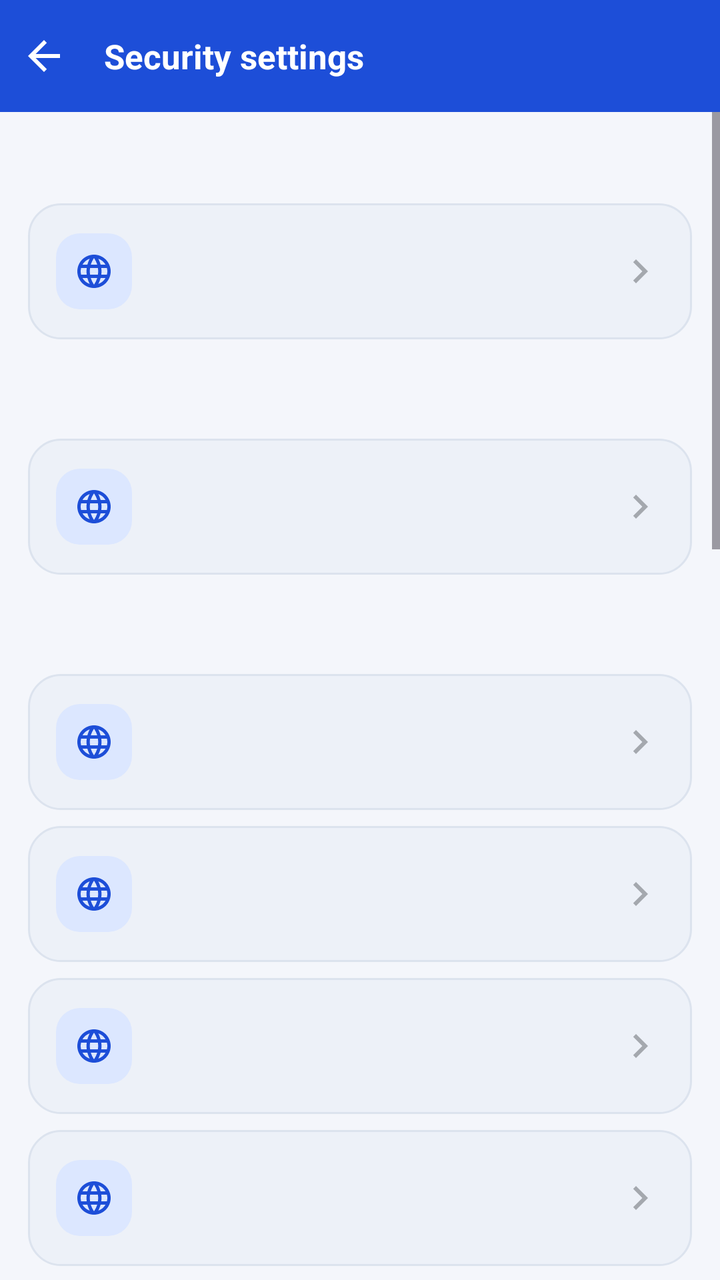
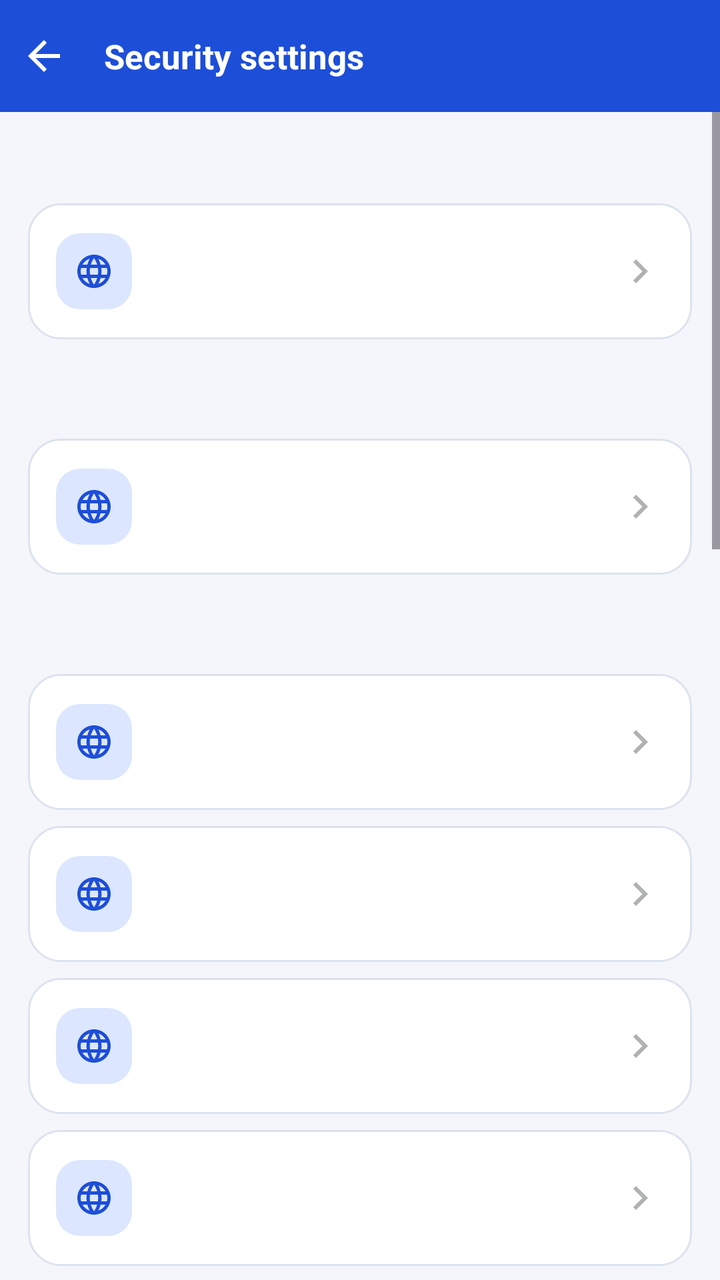

Before-and-after screenshots of an Android layout around one commit, followed by the original layout XML and the change that was made.
<!-- AndroidManifest.xml: application theme Theme.SecureBrowser -->
<!-- res/layout/activity_parental_settings.xml -->
<?xml version="1.0" encoding="utf-8"?>
<LinearLayout xmlns:android="http://schemas.android.com/apk/res/android"
    android:layout_width="match_parent"
    android:layout_height="match_parent"
    android:background="?android:attr/colorBackground"
    android:orientation="vertical">

    <LinearLayout
        android:layout_width="match_parent"
        android:layout_height="56dp"
        android:background="?attr/colorPrimary"
        android:gravity="center_vertical"
        android:orientation="horizontal">

        <ImageButton
            android:id="@+id/btnToolbarBack"
            android:layout_width="44dp"
            android:layout_height="44dp"
            android:background="?attr/selectableItemBackgroundBorderless"
            android:contentDescription="@string/cd_back"
            android:src="@drawable/ic_back"
            android:tint="@color/browserBarForeground" />

        <TextView
            android:layout_width="0dp"
            android:layout_height="wrap_content"
            android:layout_marginStart="8dp"
            android:layout_weight="1"
            android:ellipsize="end"
            android:maxLines="1"
            android:text="@string/parental_settings_title"
            android:textColor="@color/browserBarForeground"
            android:textSize="17sp"
            android:textStyle="bold" />
    </LinearLayout>

    <ScrollView
        android:layout_width="match_parent"
        android:layout_height="match_parent">

        <LinearLayout
            android:layout_width="match_parent"
            android:layout_height="wrap_content"
            android:orientation="vertical"
            android:paddingBottom="24dp">

            <include
                android:id="@+id/secPassword"
                layout="@layout/section_header" />

            <LinearLayout
                android:layout_width="match_parent"
                android:layout_height="wrap_content"
                android:orientation="vertical"
                android:paddingHorizontal="2dp">

                <include
                    android:id="@+id/cardChangePin"
                    layout="@layout/row_action_card" />
            </LinearLayout>

            <include
                android:id="@+id/secLock"
                layout="@layout/section_header" />

            <LinearLayout
                android:layout_width="match_parent"
                android:layout_height="wrap_content"
                android:orientation="vertical"
                android:paddingHorizontal="2dp">

                <include
                    android:id="@+id/cardLockTimeout"
                    layout="@layout/row_action_card" />
            </LinearLayout>

            <include
                android:id="@+id/secAdvanced"
                layout="@layout/section_header" />

            <LinearLayout
                android:layout_width="match_parent"
                android:layout_height="wrap_content"
                android:orientation="vertical"
                android:paddingHorizontal="2dp">

                <include
                    android:id="@+id/cardExternalApps"
                    layout="@layout/row_action_card" />

                <include
                    android:id="@+id/cardExternalConfirm"
                    layout="@layout/row_action_card" />

                <include
                    android:id="@+id/cardApkPolicy"
                    layout="@layout/row_action_card" />

                <include
                    android:id="@+id/cardArchivePolicy"
                    layout="@layout/row_action_card" />

                <include
                    android:id="@+id/cardUnknownPolicy"
                    layout="@layout/row_action_card" />

                <include
                    android:id="@+id/cardRestoreSession"
                    layout="@layout/row_action_card" />

                <include
                    android:id="@+id/cardMediaAutoplay"
                    layout="@layout/row_action_card" />

                <include
                    android:id="@+id/cardVideoPlayers"
                    layout="@layout/row_action_card" />

                <include
                    android:id="@+id/cardBiometric"
                    layout="@layout/row_action_card" />

                
                <include
                    android:id="@+id/cardLocalNetwork"
                    layout="@layout/row_action_card" />

                
                <include
                    android:id="@+id/cardBlockSearchEngine"
                    layout="@layout/row_action_card" />

                
                <include
                    android:id="@+id/cardAppUpdate"
                    layout="@layout/row_action_card" />
            </LinearLayout>

            <include
                android:id="@+id/secData"
                layout="@layout/section_header" />

            <LinearLayout
                android:layout_width="match_parent"
                android:layout_height="wrap_content"
                android:orientation="vertical"
                android:paddingHorizontal="2dp">

                
                <include
                    android:id="@+id/cardBackupExport"
                    layout="@layout/row_action_card" />

                <include
                    android:id="@+id/cardBackupImport"
                    layout="@layout/row_action_card" />

                <include
                    android:id="@+id/cardClearHistory"
                    layout="@layout/row_action_card" />

                <include
                    android:id="@+id/cardClearBlocked"
                    layout="@layout/row_action_card" />
            </LinearLayout>
        </LinearLayout>
    </ScrollView>
</LinearLayout>
<!-- res/layout/section_header.xml (included above) -->
<?xml version="1.0" encoding="utf-8"?>
<TextView xmlns:android="http://schemas.android.com/apk/res/android"
    android:id="@+id/sectionTitle"
    android:layout_width="match_parent"
    android:layout_height="wrap_content"
    android:paddingHorizontal="16dp"
    android:paddingTop="18dp"
    android:paddingBottom="6dp"
    android:textColor="?attr/colorPrimary"
    android:textSize="13sp"
    android:textStyle="bold" />
<!-- res/layout/row_action_card.xml (included above) -->
<?xml version="1.0" encoding="utf-8"?>
<LinearLayout xmlns:android="http://schemas.android.com/apk/res/android"
    android:layout_width="match_parent"
    android:layout_height="wrap_content"
    android:layout_marginHorizontal="12dp"
    android:layout_marginVertical="4dp"
    android:background="@drawable/bg_section_card"
    android:clickable="true"
    android:focusable="true"
    android:foreground="?attr/selectableItemBackground"
    android:gravity="center_vertical"
    android:minHeight="68dp"
    android:orientation="horizontal"
    android:paddingHorizontal="14dp"
    android:paddingVertical="12dp">

    
    <FrameLayout
        android:layout_width="38dp"
        android:layout_height="38dp"
        android:background="@drawable/bg_icon_badge">

        <ImageView
            android:id="@+id/cardIcon"
            android:layout_width="20dp"
            android:layout_height="20dp"
            android:layout_gravity="center"
            android:importantForAccessibility="no"
            android:src="@drawable/ic_globe"
            android:tint="?attr/colorPrimary" />
    </FrameLayout>

    
    <LinearLayout
        android:layout_width="0dp"
        android:layout_height="wrap_content"
        android:layout_marginStart="14dp"
        android:layout_weight="1"
        android:orientation="vertical">

        <TextView
            android:id="@+id/cardTitle"
            android:layout_width="match_parent"
            android:layout_height="wrap_content"
            android:ellipsize="end"
            android:maxLines="2"
            android:textColor="?attr/colorOnBackground"
            android:textSize="15sp"
            android:textStyle="bold" />

        <TextView
            android:id="@+id/cardValue"
            android:layout_width="match_parent"
            android:layout_height="wrap_content"
            android:layout_marginTop="2dp"
            android:alpha="0.68"
            android:ellipsize="end"
            android:maxLines="2"
            android:textColor="?attr/colorOnBackground"
            android:textSize="12sp" />
    </LinearLayout>

    
    <ImageView
        android:layout_width="24dp"
        android:layout_height="24dp"
        android:alpha="0.35"
        android:importantForAccessibility="no"
        android:src="@drawable/ic_chevron_forward"
        android:tint="?attr/colorOnBackground" />
</LinearLayout>
<!-- resources referenced by this layout -->
<resources>
  <color name="browserBarForeground">#FFFFFF</color>
  <!-- drawable bg_section_card (drawable) -->
  <?xml version="1.0" encoding="utf-8"?>
  <shape xmlns:android="http://schemas.android.com/apk/res/android"
      android:shape="rectangle">
      <corners android:radius="16dp" />
      <solid android:color="?attr/colorSurfaceVariant" />
      <stroke
          android:width="1dp"
          android:color="?attr/colorOutlineVariant" />
  </shape>
  <string name="cd_back">Back</string>
  <style name="Theme.SecureBrowser" parent="Theme.Material3.DayNight.NoActionBar">
          
          <item name="colorPrimary">@color/colorPrimary</item>
          <item name="colorOnPrimary">@color/colorOnPrimary</item>
          <item name="colorPrimaryContainer">@color/colorPrimaryContainer</item>
          <item name="colorOnPrimaryContainer">@color/colorOnPrimaryContainer</item>
          <item name="colorSecondary">@color/colorSecondary</item>
          <item name="colorOnSecondary">@color/colorOnSecondary</item>
          <item name="colorSecondaryContainer">@color/colorSecondaryContainer</item>
          <item name="colorOnSecondaryContainer">@color/colorOnSecondaryContainer</item>
          <item name="colorError">@color/colorError</item>
          <item name="colorOnError">@color/colorOnError</item>
          <item name="colorErrorContainer">@color/colorErrorContainer</item>
          <item name="colorOnErrorContainer">@color/onErrorContainer</item>
  
          
          <item name="android:colorBackground">@color/background</item>
          <item name="colorOnBackground">@color/onBackground</item>
          <item name="colorSurface">@color/surface</item>
          <item name="colorOnSurface">@color/onSurface</item>
          <item name="colorSurfaceVariant">@color/surfaceVariant</item>
          <item name="colorOnSurfaceVariant">@color/onSurfaceVariant</item>
          <item name="colorOutline">@color/outline</item>
          <item name="colorOutlineVariant">@color/outlineVariant</item>
  
          
          <item name="android:statusBarColor">@color/colorPrimary</item>
          <item name="android:windowLightStatusBar">false</item>
          <item name="android:navigationBarColor">@color/background</item>
  
          
          <item name="materialButtonStyle">@style/Widget.SecureBrowser.Button.Primary</item>
          <item name="materialButtonOutlinedStyle">@style/Widget.SecureBrowser.Button.Outlined</item>
          <item name="textInputStyle">@style/Widget.SecureBrowser.TextInputLayout</item>
          <item name="chipStyle">@style/Widget.SecureBrowser.Chip.Filter</item>
          <item name="materialAlertDialogTheme">@style/ThemeOverlay.SecureBrowser.MaterialAlertDialog</item>
          <item name="bottomSheetDialogTheme">@style/ThemeOverlay.SecureBrowser.BottomSheetDialog</item>
      </style>
  <color name="colorPrimary">#1D4ED8</color>
  <color name="colorOnPrimary">#FFFFFF</color>
  <color name="colorPrimaryContainer">#DCE7FF</color>
  <color name="colorSecondary">#0E7490</color>
  <color name="colorOnSecondary">#FFFFFF</color>
  <color name="colorError">#B3261E</color>
  <color name="colorOnError">#FFFFFF</color>
  <color name="colorErrorContainer">#F9DEDC</color>
  <color name="onErrorContainer">#410E0B</color>
  <color name="background">#F4F6FB</color>
  <color name="onBackground">#1A1D24</color>
  <color name="surface">#FFFFFF</color>
  <color name="onSurface">#1A1D24</color>
  <color name="surfaceVariant">#EDF1F8</color>
  <color name="onSurfaceVariant">#495264</color>
  <color name="outline">#94A3B8</color>
  <color name="outlineVariant">#DCE3EE</color>
  <!-- unchanged entries left out for length: 18 -->
</resources>

<!-- the commit's change to res/layout/activity_parental_settings.xml (unified diff, before → after) -->
@@ -14,9 +14,7 @@
 
         <ImageButton
             android:id="@+id/btnToolbarBack"
-            android:layout_width="44dp"
-            android:layout_height="44dp"
-            android:background="?attr/selectableItemBackgroundBorderless"
+            style="@style/Widget.SecureBrowser.IconButton.Toolbar"
             android:contentDescription="@string/cd_back"
             android:src="@drawable/ic_back"
             android:tint="@color/browserBarForeground" />
<!-- resource entries referenced after the edit -->
@@ -6,13 +6,21 @@
   <shape xmlns:android="http://schemas.android.com/apk/res/android"
       android:shape="rectangle">
       <corners android:radius="16dp" />
-      <solid android:color="?attr/colorSurfaceVariant" />
+      <solid android:color="?attr/colorSurface" />
       <stroke
           android:width="1dp"
           android:color="?attr/colorOutlineVariant" />
   </shape>
   <string name="cd_back">Back</string>
-  <style name="Theme.SecureBrowser" parent="Theme.Material3.DayNight.NoActionBar">
+  <style name="Widget.SecureBrowser.IconButton.Toolbar" parent="">
+          <item name="android:layout_width">44dp</item>
+          <item name="android:layout_height">44dp</item>
+          <item name="android:background">?attr/selectableItemBackgroundBorderless</item>
+          <item name="android:scaleType">centerInside</item>
+          <item name="android:padding">10dp</item>
+      </style>
+  <style name="Theme.SecureBrowser" parent="Base.Theme.SecureBrowser" />
+  <style name="Base.Theme.SecureBrowser" parent="Theme.Material3.DayNight.NoActionBar">
           
           <item name="colorPrimary">@color/colorPrimary</item>
           <item name="colorOnPrimary">@color/colorOnPrimary</item>
